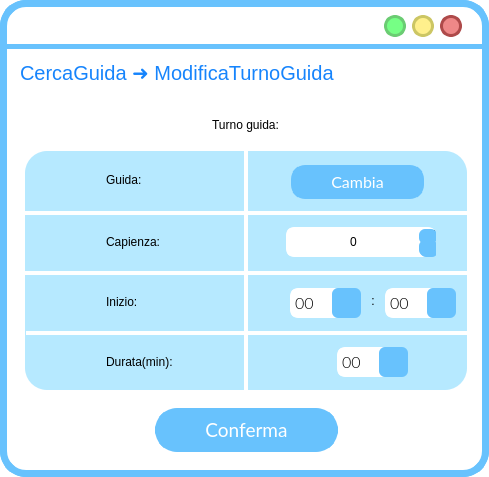
The window that ui/ModificaTurnoGuida.ui (SbattellaMattia/SoftwareEngineering) describes before a commit, drawn with Qt 5.
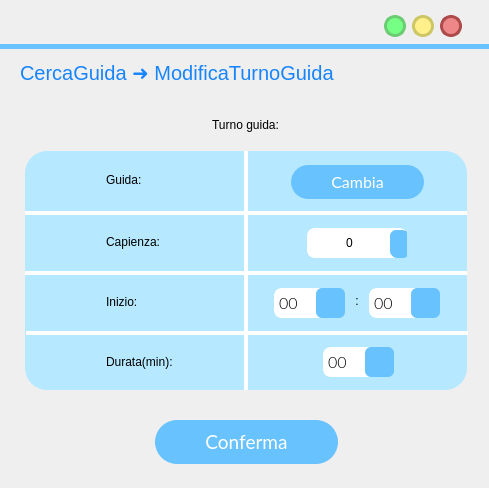
The same window after the commit. Icons and pictures are not drawn.

What changed in the file:
```diff
--- a/ui/ModificaTurnoGuida.ui
+++ b/ui/ModificaTurnoGuida.ui
@@ -7,24 +7,14 @@
     <x>0</x>
     <y>0</y>
     <width>489</width>
-    <height>477</height>
+    <height>488</height>
    </rect>
   </property>
   <property name="windowTitle">
    <string>MainWindow</string>
   </property>
   <property name="styleSheet">
-   <string notr="true">QWidget{
-background:rgb(255, 255, 255);
-border-radius:26px;
-border-color:rgb(104, 194, 253);
-border-style: solid;
-border-width:7;
-}
-QLabel{
-border-width:0;
-font: 18pt &quot;Lato Light&quot;;
-}</string>
+   <string notr="true"/>
   </property>
   <widget class="QWidget" name="centralwidget">
    <widget class="QLabel" name="label">
@@ -276,85 +266,6 @@
      <string/>
     </property>
    </widget>
-   <widget class="QSpinBox" name="capienzaSpinBox">
-    <property name="geometry">
-     <rect>
-      <x>286</x>
-      <y>227</y>
-      <width>150</width>
-      <height>30</height>
-     </rect>
-    </property>
-    <property name="styleSheet">
-     <string notr="true">QSpinBox{
-background:rgb(255, 255, 255);
-border-radius:8px;
-border-color:rgb(255, 255, 255);
-border-style: solid;
-text-align:center;
-border-width:3;
-}
-
-QSpinBox::focus{
-background:rgb(255, 255, 255);
-border-radius:8px;
-border-color:rgb(104, 194, 253);
-border-style: solid;
-border-width:3;
-}
-
-
-QSpinBox::down-arrow {
-    image: url(:/icons/expand_more_FILL1_wght600_GRAD200_opsz48_risultato.png);
-background-color:rgb(104, 194, 253);
-	width: 26px;
-    height: 26px;
-	margin: 0px 0px 0px 0px
-}
-	
-QSpinBox::up-arrow {
-    image: url(:/icons/expand_more_FILL1_wght600_GRAD200_opsz48_risultato.png);}
-
-QSpinBox::down-arrow  {
-	background-color:rgb(104, 194, 253);
-	border-radius:6px;
-	margin:-2px -7px -3px -6px;
-    border: 0px; /* This seems to replace the whole arrow of the combo box */
-}
-
-QSpinBox::up-arrow  {
-	background-color:rgb(104, 194, 253);
-	border-radius:6px;
-	margin:-2px -7px -3px -6px;
-    border: 0px; /* This seems to replace the whole arrow of the combo box */}
-
-QSpinBox::up-arrow::pressed{
-	border-color:rgb(104, 194, 253);
-	border-width:2;
-	background-color : white;
-	color:rgb(104, 194, 253);
-}
-
-QSpinBox::down-arrow::pressed{
-	border-color:rgb(104, 194, 253);
-	border-width:4;
-	background-color : white;
-	color:rgb(104, 194, 253);
-}</string>
-    </property>
-    <property name="wrapping">
-     <bool>false</bool>
-    </property>
-    <property name="alignment">
-     <set>Qt::AlignCenter</set>
-    </property>
-    <property name="buttonSymbols">
-     <enum>QAbstractSpinBox::UpDownArrows</enum>
-    </property>
-    <property name="maximum">
-     <number>25</number>
-    </property>
-   </widget>
    <widget class="QLabel" name="label_8">
     <property name="geometry">
      <rect>
@@ -662,7 +573,7 @@
     <property name="geometry">
      <rect>
       <x>155</x>
-      <y>408</y>
+      <y>420</y>
       <width>183</width>
       <height>44</height>
      </rect>
@@ -903,7 +814,7 @@
      <string notr="true">QPushButton{
  background-color:rgb(104, 194, 253);
  border-style: solid;
- border-radius:14px;
+ border-radius:17px;
 color: rgb(255, 255, 255);
 font: 12pt &quot;Lato&quot;;
 }
@@ -931,7 +842,7 @@
    <widget class="QComboBox" name="oreComboBox">
     <property name="geometry">
      <rect>
-      <x>290</x>
+      <x>274</x>
       <y>288</y>
       <width>71</width>
       <height>30</height>
@@ -985,6 +896,90 @@
     border: 0px; /* This seems to replace the whole arrow of the combo box */
 
 }
+
+
+
+/* VERTICAL SCROLLBAR */
+ QScrollBar:vertical {
+background-color:#fff9be;
+	border: none;
+    width: 14px;
+    margin: 0px 0 0px 0;
+	border-radius: 7px;
+margin: 0px 0px 0px 0px;
+
+ }
+
+/*  HANDLE BAR VERTICAL */
+QScrollBar::handle:vertical {	
+	background-color:#68C2FD;
+	min-height: 30px;	
+	border-radius: 7px;
+
+}
+QScrollBar::handle:vertical:hover{	
+	background-color:#A6E4FF;
+}
+QScrollBar::handle:vertical:pressed {	
+	background-color: #5AA7D9;
+}
+
+/* BTN TOP - SCROLLBAR */
+QScrollBar::sub-line:vertical {
+	background-color: rgb(255, 255, 255);
+	border-radius: 7px;
+}
+QScrollBar::sub-line:vertical:hover {	
+	background-color:#68C2FD;
+}
+QScrollBar::sub-line:vertical:pressed {	
+	background-color: #5AA7D9;
+}
+
+/* BTN BOTTOM - SCROLLBAR  */
+QScrollBar::add-line:vertical {
+
+	background-color: rgb(255, 255, 255);
+	border-radius: 7px;
+
+}
+QScrollBar::add-line:vertical:hover {	
+	background-color:rgb(255, 255, 255)
+}
+QScrollBar::add-line:vertical:pressed {	
+	background-color:rgb(255, 255, 255)
+}
+
+/* RESET ARROW  */
+QScrollBar::up-arrow:vertical, QScrollBar::down-arrow:vertical {
+	background: none;
+}
+QScrollBar::add-page:vertical, QScrollBar::sub-page:vertical {
+	background: none;
+} 
+
+
+/* HORIZONTAL SCROLLBAR - HOMEWORK */
+QScrollBar:horizontal {
+   
+}
+QScrollBar::handle:horizontal {
+    
+}
+QScrollBar::add-line:horizontal {
+    
+}
+QScrollBar::sub-line:horizontal {
+    
+}
+QScrollBar::up-arrow:horizontal, QScrollBar::down-arrow:horizontal
+{
+
+}
+QScrollBar::add-page:horizontal, QScrollBar::sub-page:horizontal
+{
+
+}
 </string>
     </property>
     <property name="editable">
@@ -1126,7 +1121,7 @@
    <widget class="QLabel" name="label_16">
     <property name="geometry">
      <rect>
-      <x>363</x>
+      <x>347</x>
       <y>285</y>
       <width>20</width>
       <height>31</height>
@@ -1152,7 +1147,7 @@
    <widget class="QComboBox" name="minutiComboBox">
     <property name="geometry">
      <rect>
-      <x>385</x>
+      <x>369</x>
       <y>288</y>
       <width>71</width>
       <height>30</height>
@@ -1247,7 +1242,7 @@
    <widget class="QComboBox" name="durataComboBox">
     <property name="geometry">
      <rect>
-      <x>337</x>
+      <x>323</x>
       <y>347</y>
       <width>71</width>
       <height>30</height>
@@ -1339,6 +1334,89 @@
      </property>
     </item>
    </widget>
+   <widget class="QSpinBox" name="capienzaSpinBox">
+    <property name="geometry">
+     <rect>
+      <x>307</x>
+      <y>228</y>
+      <width>100</width>
+      <height>30</height>
+     </rect>
+    </property>
+    <property name="styleSheet">
+     <string notr="true">QSpinBox{
+background:rgb(255, 255, 255);
+border-radius:8px;
+border-color:rgb(255, 255, 255);
+border-style: solid;
+text-align:center;
+border-width:3;
+}
+
+QSpinBox::focus{
+background:rgb(255, 255, 255);
+border-radius:8px;
+border-color:rgb(104, 194, 253);
+border-style: solid;
+border-width:3;
+}
+
+
+QSpinBox::down-arrow {
+    image: url(:/icons/expand_more_FILL1_wght600_GRAD200_opsz48_risultato.png);
+background-color:rgb(104, 194, 253);
+	width: 26px;
+    height: 26px;
+	margin: 0px 0px 0px 0px
+}
+	
+QSpinBox::up-arrow {
+    image: url(:/icons/keyboard_arrow_up_FILL1_wght600_GRAD200_opsz48_risultato.png);
+}
+
+QSpinBox::down-arrow  {
+	background-color:rgb(104, 194, 253);
+border-bottom-left-radius: 6px;
+border-bottom-right-radius: 6px;
+	margin:-2px -7px -3px -6px;
+
+    border: 0px; /* This seems to replace the whole arrow of the combo box */
+}
+
+QSpinBox::up-arrow  {
+	background-color:rgb(104, 194, 253);
+border-top-left-radius: 6px;
+border-top-right-radius: 6px;
+	margin:-2px -7px -3px -6px;
+    border: 0px; /* This seems to replace the whole arrow of the combo box */}
+
+QSpinBox::up-arrow::pressed{
+	border-color:rgb(104, 194, 253);
+	border-width:2;
+	background-color : white;
+	color:rgb(104, 194, 253);
+}
+
+QSpinBox::down-arrow::pressed{
+	border-color:rgb(104, 194, 253);
+	border-width:4;
+	background-color : white;
+	color:rgb(104, 194, 253);
+}</string>
+    </property>
+    <property name="wrapping">
+     <bool>false</bool>
+    </property>
+    <property name="alignment">
+     <set>Qt::AlignCenter</set>
+    </property>
+    <property name="buttonSymbols">
+     <enum>QAbstractSpinBox::UpDownArrows</enum>
+    </property>
+    <property name="maximum">
+     <number>99</number>
+    </property>
+   </widget>
   </widget>
  </widget>
  <resources>
```
Left out of the diff: 3 changed lines with no effect on the pictures.
